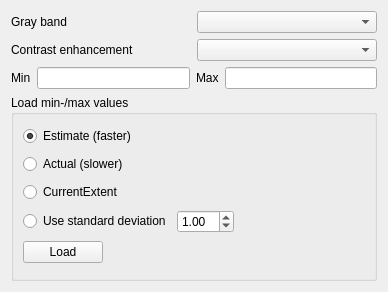
Old version of the form src/ui/qgssinglebandgrayrendererwidgetbase.ui in the repository qgis/QGIS.
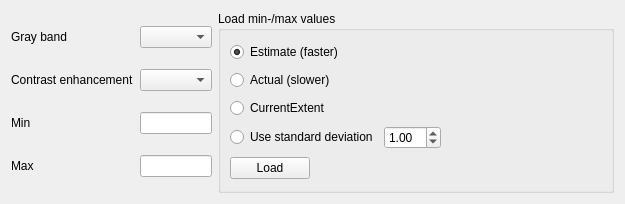
New version of the form.

Commit message: transpose raster property resampling widgets

The edit to the form file:
```diff
--- a/src/ui/qgssinglebandgrayrendererwidgetbase.ui
+++ b/src/ui/qgssinglebandgrayrendererwidgetbase.ui
@@ -6,63 +6,15 @@
    <rect>
     <x>0</x>
     <y>0</y>
-    <width>388</width>
-    <height>292</height>
+    <width>625</width>
+    <height>204</height>
    </rect>
   </property>
   <property name="windowTitle">
    <string>Form</string>
   </property>
   <layout class="QGridLayout" name="gridLayout_3">
-   <item row="0" column="0">
-    <layout class="QGridLayout" name="gridLayout">
-     <item row="0" column="0">
-      <widget class="QLabel" name="mGrayBandLabel">
-       <property name="text">
-        <string>Gray band</string>
-       </property>
-      </widget>
-     </item>
-     <item row="0" column="1">
-      <widget class="QComboBox" name="mGrayBandComboBox"/>
-     </item>
-     <item row="1" column="0">
-      <widget class="QLabel" name="mContrastEnhancementLabel">
-       <property name="text">
-        <string>Contrast enhancement</string>
-       </property>
-      </widget>
-     </item>
-     <item row="1" column="1">
-      <widget class="QComboBox" name="mContrastEnhancementComboBox"/>
-     </item>
-    </layout>
-   </item>
-   <item row="1" column="0">
-    <layout class="QHBoxLayout" name="horizontalLayout">
-     <item>
-      <widget class="QLabel" name="mMinLabel">
-       <property name="text">
-        <string>Min</string>
-       </property>
-      </widget>
-     </item>
-     <item>
-      <widget class="QLineEdit" name="mMinLineEdit"/>
-     </item>
-     <item>
-      <widget class="QLabel" name="mMaxLabel">
-       <property name="text">
-        <string>Max</string>
-       </property>
-      </widget>
-     </item>
-     <item>
-      <widget class="QLineEdit" name="mMaxLineEdit"/>
-     </item>
-    </layout>
-   </item>
-   <item row="2" column="0">
+   <item row="0" column="1" rowspan="2">
     <widget class="QGroupBox" name="mLoadMinMaxValuesGroupBox">
      <property name="title">
       <string>Load min-/max values</string>
@@ -118,6 +70,19 @@
         </property>
        </widget>
       </item>
+      <item row="4" column="1" colspan="4">
+       <spacer name="horizontalSpacer_5">
+        <property name="orientation">
+         <enum>Qt::Horizontal</enum>
+        </property>
+        <property name="sizeHint" stdset="0">
+         <size>
+          <width>303</width>
+          <height>20</height>
+         </size>
+        </property>
+       </spacer>
+      </item>
       <item row="2" column="2" colspan="3">
        <spacer name="horizontalSpacer">
         <property name="orientation">
@@ -171,22 +136,53 @@
         </property>
        </widget>
       </item>
-      <item row="4" column="1" colspan="4">
-       <spacer name="horizontalSpacer_5">
-        <property name="orientation">
-         <enum>Qt::Horizontal</enum>
-        </property>
-        <property name="sizeHint" stdset="0">
-         <size>
-          <width>303</width>
-          <height>20</height>
-         </size>
-        </property>
-       </spacer>
-      </item>
      </layout>
     </widget>
    </item>
+   <item row="0" column="0" rowspan="2">
+    <layout class="QGridLayout" name="gridLayout">
+     <item row="0" column="0">
+      <widget class="QLabel" name="mGrayBandLabel">
+       <property name="text">
+        <string>Gray band</string>
+       </property>
+      </widget>
+     </item>
+     <item row="0" column="1">
+      <widget class="QComboBox" name="mGrayBandComboBox"/>
+     </item>
+     <item row="1" column="0">
+      <widget class="QLabel" name="mContrastEnhancementLabel">
+       <property name="text">
+        <string>Contrast enhancement</string>
+       </property>
+      </widget>
+     </item>
+     <item row="1" column="1">
+      <widget class="QComboBox" name="mContrastEnhancementComboBox"/>
+     </item>
+     <item row="2" column="0">
+      <widget class="QLabel" name="mMinLabel">
+       <property name="text">
+        <string>Min</string>
+       </property>
+      </widget>
+     </item>
+     <item row="2" column="1">
+      <widget class="QLineEdit" name="mMinLineEdit"/>
+     </item>
+     <item row="3" column="0">
+      <widget class="QLabel" name="mMaxLabel">
+       <property name="text">
+        <string>Max</string>
+       </property>
+      </widget>
+     </item>
+     <item row="3" column="1">
+      <widget class="QLineEdit" name="mMaxLineEdit"/>
+     </item>
+    </layout>
+   </item>
   </layout>
  </widget>
  <resources/>
```
The commit also changes 1 other file.
